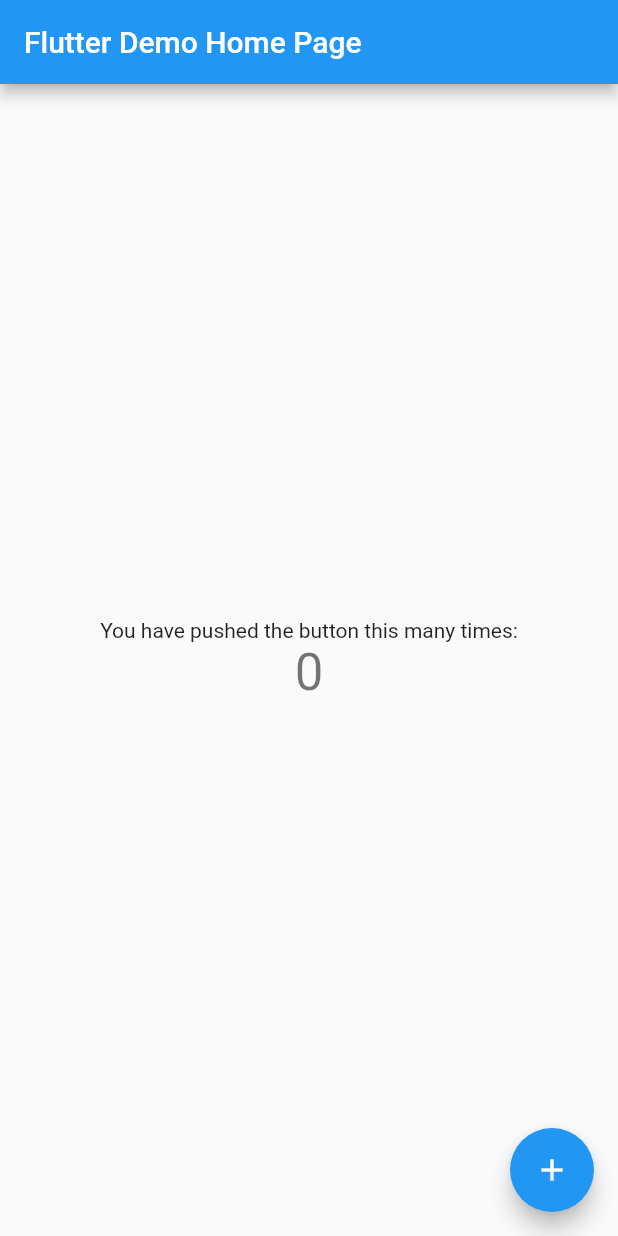
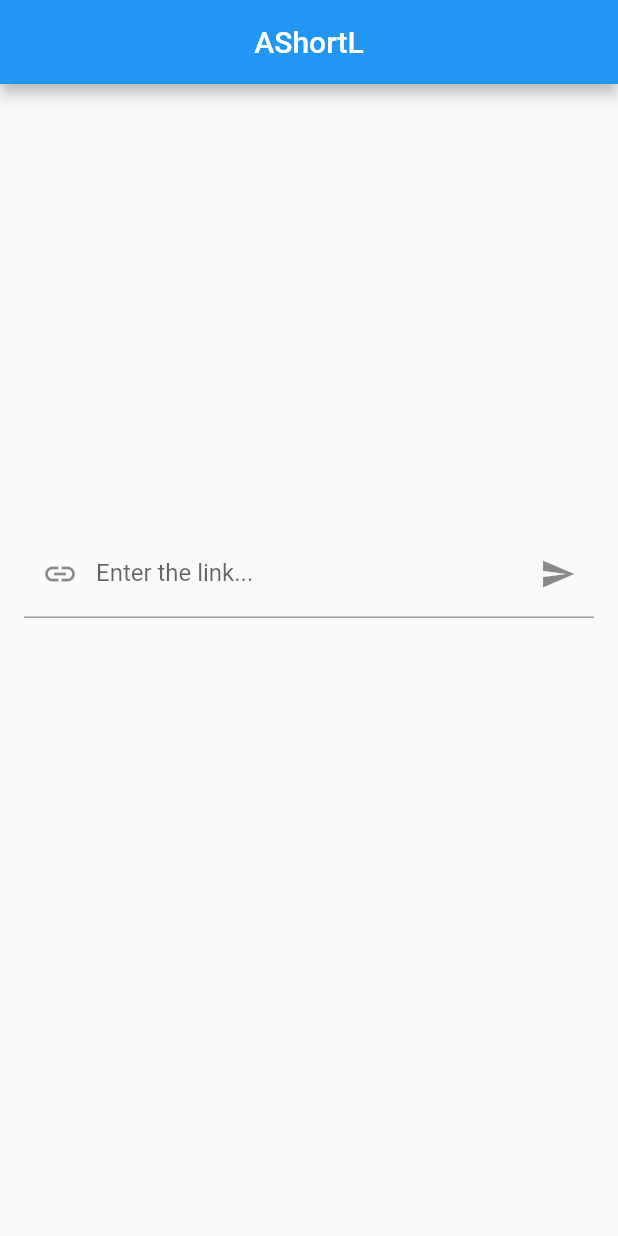
Before and after one commit to Ashraf-32/url_shortener_app, a Flutter app: the screen it shows after launch, on a phone screen of 412 x 824 dp. Run offline on Flutter 3.47's test engine with Material 2 defaults, Android fonts, the phone set to English and light mode, and no system bars.

Commit message:
beta version

```diff
--- a/lib/main.dart
+++ b/lib/main.dart
@@ -1,113 +1,149 @@
 import 'package:flutter/material.dart';
+import 'package:flutter/services.dart';
+import 'package:http/http.dart' as http;
+import 'dart:convert';
 
 void main() {
   runApp(MyApp());
 }
 
 class MyApp extends StatelessWidget {
-  // This widget is the root of your application.
   @override
   Widget build(BuildContext context) {
     return MaterialApp(
-      title: 'Flutter Demo',
+      title: 'AShortL',
       theme: ThemeData(
-        // This is the theme of your application.
-        //
-        // Try running your application with "flutter run". You'll see the
-        // application has a blue toolbar. Then, without quitting the app, try
-        // changing the primarySwatch below to Colors.green and then invoke
-        // "hot reload" (press "r" in the console where you ran "flutter run",
-        // or simply save your changes to "hot reload" in a Flutter IDE).
-        // Notice that the counter didn't reset back to zero; the application
-        // is not restarted.
         primarySwatch: Colors.blue,
       ),
-      home: MyHomePage(title: 'Flutter Demo Home Page'),
+      home: MyHomePage(),
     );
   }
 }
 
 class MyHomePage extends StatefulWidget {
-  MyHomePage({Key key, this.title}) : super(key: key);
-
-  // This widget is the home page of your application. It is stateful, meaning
-  // that it has a State object (defined below) that contains fields that affect
-  // how it looks.
-
-  // This class is the configuration for the state. It holds the values (in this
-  // case the title) provided by the parent (in this case the App widget) and
-  // used by the build method of the State. Fields in a Widget subclass are
-  // always marked "final".
-
-  final String title;
+  MyHomePage({Key key}) : super(key: key);
 
   @override
   _MyHomePageState createState() => _MyHomePageState();
 }
 
 class _MyHomePageState extends State<MyHomePage> {
-  int _counter = 0;
+  var _requestUrl = Uri.parse("https://ashortl.herokuapp.com/api/");
+  Map _response = Map();
+  // String _inputUrl = '';
+  String _shortUrl = '';
+  bool _visible = false;
+  bool _showProgressbar = false;
 
-  void _incrementCounter() {
-    setState(() {
-      // This call to setState tells the Flutter framework that something has
-      // changed in this State, which causes it to rerun the build method below
-      // so that the display can reflect the updated values. If we changed
-      // _counter without calling setState(), then the build method would not be
-      // called again, and so nothing would appear to happen.
-      _counter++;
-    });
+  final controller = TextEditingController();
+  final controllerval = TextEditingController();
+
+  void submit() async {
+    if (controller.text != "") {
+      setState(() => _showProgressbar = true);
+      var response = await http.post(_requestUrl,
+        body: '{"url": "${controller.text}"}',
+        headers: {"Content-Type": 'application/json'}
+      );
+      if (response.statusCode >= 200 && response.statusCode <= 400) {
+        setState(() {
+          _showProgressbar = false;
+          _response = jsonDecode(response.body);
+          _shortUrl = _response['short'];
+          controllerval.text = _shortUrl;
+
+          _visible = true;
+        });
+      }
+    } else {
+      ScaffoldMessenger.of(context).showSnackBar(SnackBar(
+        content: Text(
+          'Enter an Url!',
+          textAlign: TextAlign.center,
+        ),
+        backgroundColor: Colors.blueGrey,
+        duration: Duration(milliseconds: 1500),
+        behavior: SnackBarBehavior.floating,
+        shape: RoundedRectangleBorder(borderRadius: BorderRadius.circular(30))));
+    }
+  }
+
+
+  void copy() {
+    ClipboardData data = ClipboardData(text: _shortUrl);
+    Clipboard.setData(data);
+
+    ScaffoldMessenger.of(context).showSnackBar(SnackBar(
+        content: Text('Link Copied to Clipboard!'),
+        backgroundColor: Colors.blueGrey,
+        duration: Duration(milliseconds: 1500),
+        behavior: SnackBarBehavior.floating,
+        shape: RoundedRectangleBorder(borderRadius: BorderRadius.circular(30))));
+
   }
 
   @override
   Widget build(BuildContext context) {
-    // This method is rerun every time setState is called, for instance as done
-    // by the _incrementCounter method above.
-    //
-    // The Flutter framework has been optimized to make rerunning build methods
-    // fast, so that you can just rebuild anything that needs updating rather
-    // than having to individually change instances of widgets.
     return Scaffold(
       appBar: AppBar(
-        // Here we take the value from the MyHomePage object that was created by
-        // the App.build method, and use it to set our appbar title.
-        title: Text(widget.title),
+        title: Text("AShortL"),
+        centerTitle: true,
       ),
-      body: Center(
-        // Center is a layout widget. It takes a single child and positions it
-        // in the middle of the parent.
-        child: Column(
-          // Column is also a layout widget. It takes a list of children and
-          // arranges them vertically. By default, it sizes itself to fit its
-          // children horizontally, and tries to be as tall as its parent.
-          //
-          // Invoke "debug painting" (press "p" in the console, choose the
-          // "Toggle Debug Paint" action from the Flutter Inspector in Android
-          // Studio, or the "Toggle Debug Paint" command in Visual Studio Code)
-          // to see the wireframe for each widget.
-          //
-          // Column has various properties to control how it sizes itself and
-          // how it positions its children. Here we use mainAxisAlignment to
-          // center the children vertically; the main axis here is the vertical
-          // axis because Columns are vertical (the cross axis would be
-          // horizontal).
-          mainAxisAlignment: MainAxisAlignment.center,
-          children: <Widget>[
-            Text(
-              'You have pushed the button this many times:',
+      body: Column(
+        mainAxisAlignment: MainAxisAlignment.center,
+        crossAxisAlignment: CrossAxisAlignment.start,
+        children: [
+          Padding(
+            padding: EdgeInsets.symmetric(horizontal: 16.0),
+            child: TextField(
+              decoration: InputDecoration(
+                prefixIcon: Icon(Icons.link),
+                labelText: "Enter the link...",
+                suffixIcon: IconButton(
+                  icon: Icon(Icons.send),
+                  onPressed: submit,
+                  splashColor: Colors.blue,
+                  tooltip: "Shorten",
+                )
+              ),
+              controller: controller,
+              onChanged: (val) {
+                setState(() {
+                  _visible = false;
+                });
+              },
             ),
-            Text(
-              '$_counter',
-              style: Theme.of(context).textTheme.headline4,
+          ),
+          SizedBox(
+            height: 20.0,
+          ),
+          Opacity(
+            opacity: !_visible && _showProgressbar ? 1 : 0,
+            child: Center(child: CircularProgressIndicator()),
+          ),
+          AnimatedOpacity(
+            opacity: _visible ? 1.0 : 0.0,
+            duration: Duration(milliseconds: 500),
+            child: Padding(
+              padding: EdgeInsets.symmetric(horizontal: 16.0),
+              child: TextField(
+                readOnly: true,
+                decoration: InputDecoration(
+                  prefixIcon: Icon(Icons.link),
+                  labelText: "Short Link",
+                  suffixIcon: IconButton(
+                    icon: Icon(Icons.copy),
+                    onPressed: copy,
+                    splashColor: Colors.blue,
+                    tooltip: "Copy",
+                  )
+                ),
+                controller: controllerval,
+              ),
             ),
-          ],
-        ),
+          )
+        ],
       ),
-      floatingActionButton: FloatingActionButton(
-        onPressed: _incrementCounter,
-        tooltip: 'Increment',
-        child: Icon(Icons.add),
-      ), // This trailing comma makes auto-formatting nicer for build methods.
     );
   }
 }
--- a/pubspec.yaml
+++ b/pubspec.yaml
@@ -23,7 +23,7 @@ environment:
 dependencies:
   flutter:
     sdk: flutter
-
+  http: ^0.13.3
 
   # The following adds the Cupertino Icons font to your application.
   # Use with the CupertinoIcons class for iOS style icons.
```
Also changed, not shown: pubspec.lock.
